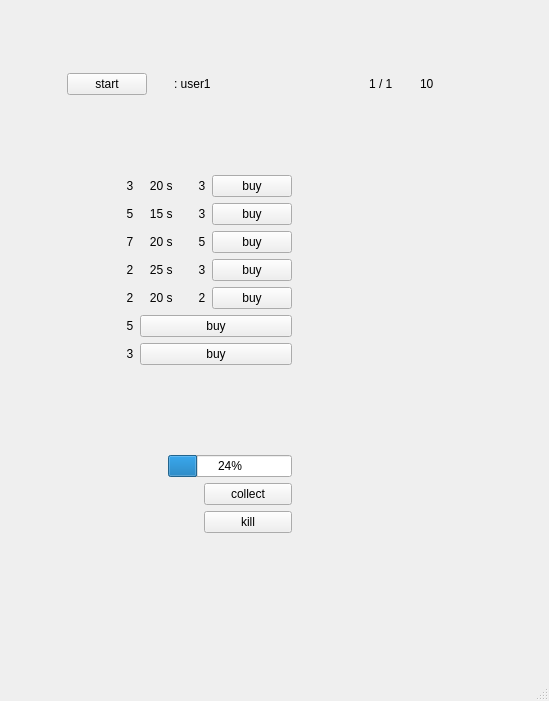
Old version of the form src/farmopolis.ui in the repository sinahdp/Farmopolis.
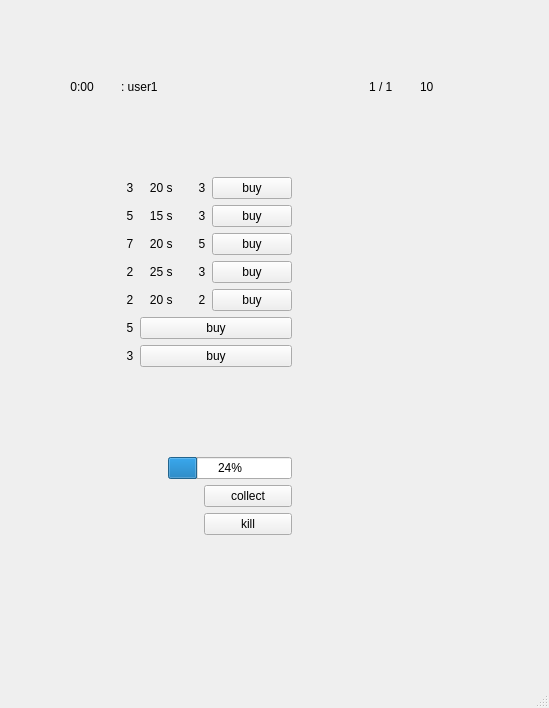
New version of the form.

What changed in the file:
```diff
--- a/src/farmopolis.ui
+++ b/src/farmopolis.ui
@@ -7,7 +7,7 @@
     <x>0</x>
     <y>0</y>
     <width>549</width>
-    <height>701</height>
+    <height>708</height>
    </rect>
   </property>
   <property name="windowTitle">
@@ -89,9 +89,9 @@
               <number>10</number>
              </property>
              <item>
-              <widget class="QPushButton" name="roundStartpushButton">
+              <widget class="QLabel" name="timerGamelabel">
                <property name="text">
-                <string>start</string>
+                <string> 0:00</string>
                </property>
               </widget>
              </item>
```
